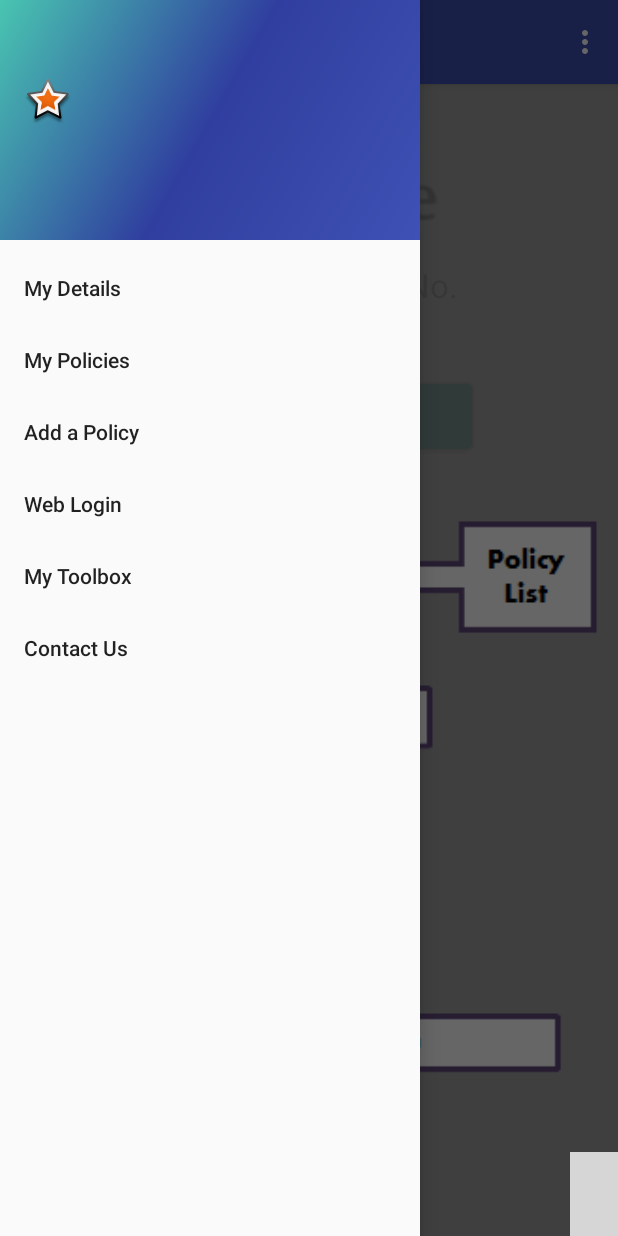
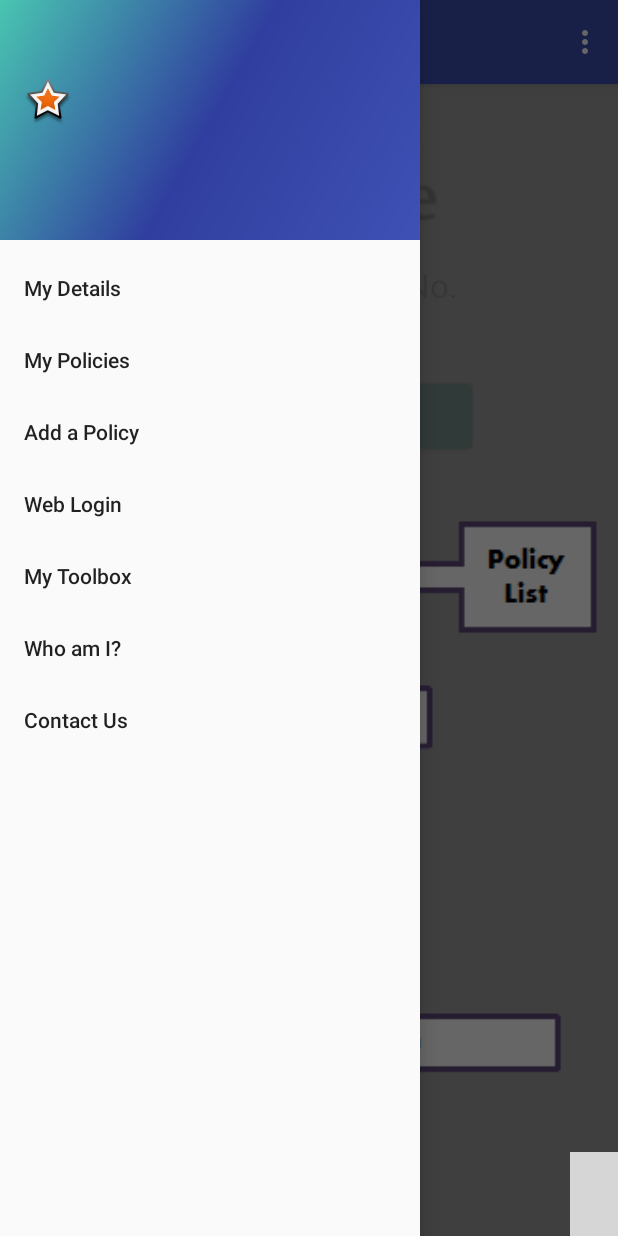
Before and after one commit to RonanCassidy/MyIrishLifeApp, an Android app: the DrawerActivity screen opened directly, with no data from a screen before it, with the side drawer open, on a phone screen of 412 x 824 dp. Run offline under Robolectric (Android 15) with nearby library versions, the phone set to English and light mode, and no system bars; libraries missing offline, so code that uses them is left out: com.roughike.bottombar; plain views replace BottomBar; pictures from the network do not load; 3 statements that could not run were skipped; grey boxes are pictures that could not be loaded.

Commit message:
adding who am I to drawer, removing toast from home

```diff
--- a/app/src/main/java/com/example/z034/myirishlifeapp/DrawerActivity.java
+++ b/app/src/main/java/com/example/z034/myirishlifeapp/DrawerActivity.java
@@ -250,7 +250,11 @@ public class DrawerActivity extends Home
         } else if (id == R.id.contact_us) {
             Intent contactIntent = new Intent(getApplicationContext(), ContactUsActivity.class);
             startActivity(contactIntent);
+        } else if(id== R.id.who_am_i){
+            Intent myQrCodeIntent = new Intent(getApplicationContext(), MyQrCode.class);
+            startActivity(myQrCodeIntent);
         }
+
 
         DrawerLayout drawer = (DrawerLayout) findViewById(R.id.drawer_layout);
         drawer.closeDrawer(GravityCompat.START);
--- a/app/src/main/java/com/example/z034/myirishlifeapp/Home.java
+++ b/app/src/main/java/com/example/z034/myirishlifeapp/Home.java
@@ -90,10 +90,7 @@ public class Home extends AppCompatActivity {
                         PreferenceManager.getDefaultSharedPreferences(context);
                 boolean sentToken = sharedPreferences
                         .getBoolean(PushNotePreferences.SENT_TOKEN_TO_SERVER, false);
-                if (sentToken) {
-                    Toast toast = Toast.makeText(getApplicationContext(), getString(R.string.gcm_send_message), duration);
-                    toast.show();
-                } else {
+                if (!sentToken) {
                     Toast toast = Toast.makeText(getApplicationContext(), getString(R.string.token_error_message), duration);
                     toast.show();
                 }
--- a/app/src/main/res/menu/activity_drawer_drawer.xml
+++ b/app/src/main/res/menu/activity_drawer_drawer.xml
@@ -24,6 +24,9 @@
 
     <group>
         <item
+            android:id="@+id/who_am_i"
+            android:title="Who am I?" />
+        <item
             android:id="@+id/contact_us"
             android:title="Contact Us" />
 
```
